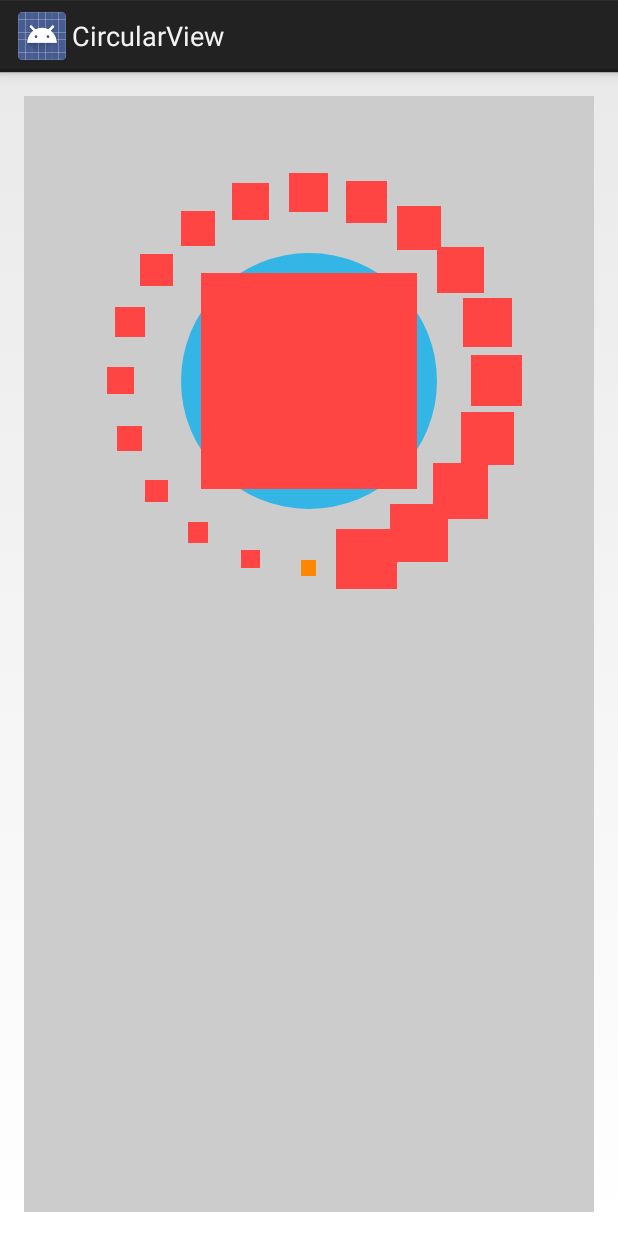
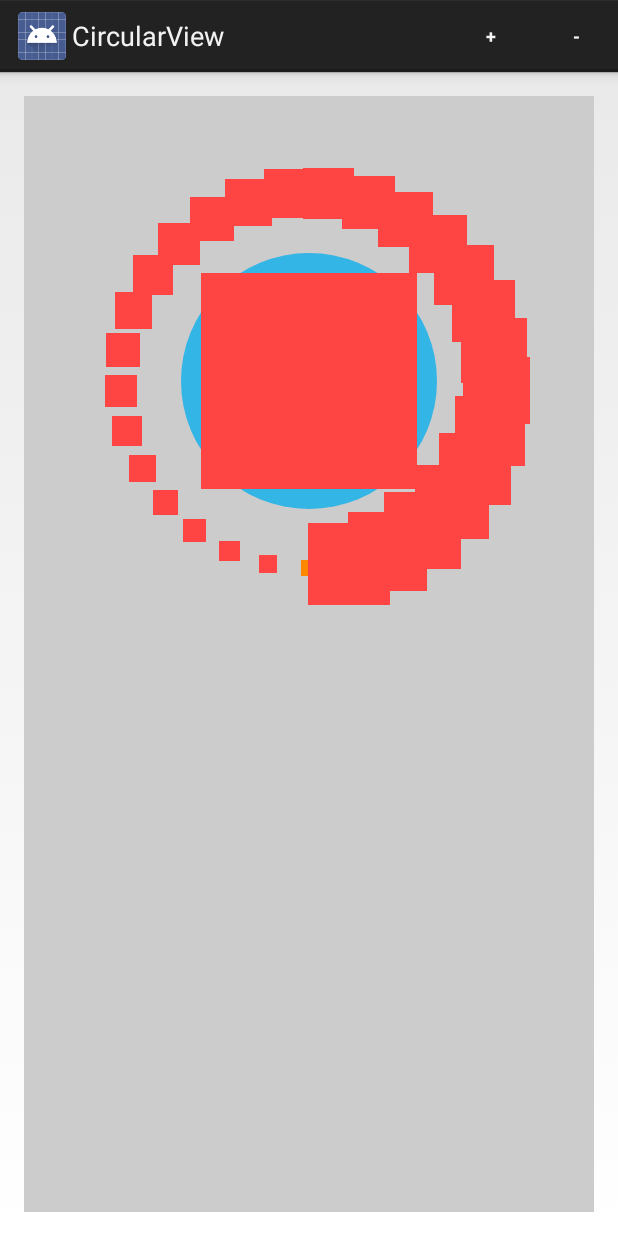
Before and after one commit to sababado/CircularView, an Android app: the screen it shows after launch (MainActivity), on a phone screen of 412 x 824 dp. Run offline under Robolectric (Android 15) with nearby library versions, the phone set to English and light mode, and no system bars.

```diff
--- a/lib/src/main/java/com/sababado/circularview/CircularView.java
+++ b/lib/src/main/java/com/sababado/circularview/CircularView.java
@@ -185,10 +185,11 @@ public class CircularView extends View {
             final float degreeInterval = 360.0f / markerCount;
             final float radiusFromCenter = mCircle.getRadius() + CIRCLE_TO_MARKER_PADDING + mMarkerRadius;
             int position = 0;
+            float degree = 0;
             // loop clockwise
-            for (float i = 0; i < 360f; i += degreeInterval) {
+            for (; position < markerCount; position++) {
                 final boolean positionHasExistingMarkerInList = position < markerViewListSize;
-                final float actualDegree = normalizeDegree(i + 90f);
+                final float actualDegree = normalizeDegree(degree + 90f);
                 final double rad = Math.toRadians(actualDegree);
                 final float sectionMin = actualDegree - degreeInterval / 2f;
 
@@ -216,7 +217,7 @@ public class CircularView extends View {
                 // get the new marker view.
                 mAdapter.setupMarker(position, newMarker);
 
-                position++;
+                degree += degreeInterval;
             }
             // Remove extra markers that aren't used in this list anymore.
             markerViewListSize = mMarkerList.size();
--- a/sample/src/main/java/com/sababado/circularview/sample/MainActivity.java
+++ b/sample/src/main/java/com/sababado/circularview/sample/MainActivity.java
@@ -2,6 +2,8 @@ package com.sababado.circularview.sample;
 
 import android.app.Activity;
 import android.os.Bundle;
+import android.view.Menu;
+import android.view.MenuItem;
 import android.view.View;
 import android.widget.Toast;
 
@@ -14,7 +16,7 @@ import com.sababado.circularview.Marker;
 public class MainActivity extends Activity {
     private static final String TAG = MainActivity.class.getSimpleName();
 
-    private SimpleCircularViewAdapter mAdapter;
+    private MySimpleCircularViewAdapter mAdapter;
     private CircularView circularView;
 
     @Override
@@ -58,9 +60,10 @@ public class MainActivity extends Activity {
     }
 
     public class MySimpleCircularViewAdapter extends SimpleCircularViewAdapter {
+        int count = 29;
         @Override
         public int getCount() {
-            return 20;
+            return count;
         }
 
         @Override
@@ -70,4 +73,27 @@ public class MainActivity extends Activity {
             marker.setRadius(10 + 2 * position);
         }
     }
+
+    @Override
+    public boolean onCreateOptionsMenu(Menu menu) {
+        getMenuInflater().inflate(R.menu.main_menu, menu);
+        return super.onCreateOptionsMenu(menu);
+    }
+
+    @Override
+    public boolean onOptionsItemSelected(MenuItem item) {
+        final int id = item.getItemId();
+        boolean handled = false;
+        if(id == R.id.increment) {
+            mAdapter.count++;
+            handled = true;
+            mAdapter.notifyDataSetChanged();
+        } else if(id == R.id.decrement) {
+            mAdapter.count--;
+            handled = true;
+            mAdapter.notifyDataSetChanged();
+        }
+        Toast.makeText(MainActivity.this, "Object count "+mAdapter.getCount(), Toast.LENGTH_SHORT).show();
+        return handled || super.onOptionsItemSelected(item);
+    }
 }
--- /dev/null
+++ b/sample/src/main/res/menu/main_menu.xml
@@ -0,0 +1,8 @@
+<?xml version="1.0" encoding="utf-8"?>
+
+<menu xmlns:android="http://schemas.android.com/apk/res/android">
+
+    <item android:id="@+id/increment" android:title="+" android:showAsAction="always"/>
+    <item android:id="@+id/decrement" android:title="-" android:showAsAction="always"/>
+
+</menu>
```
